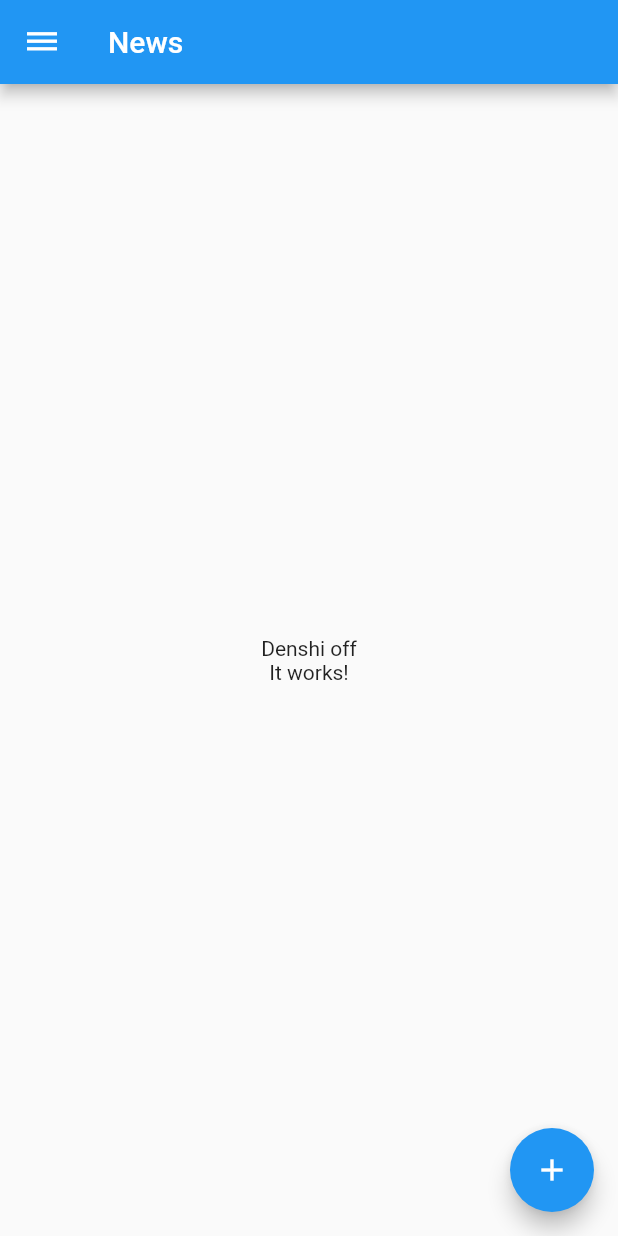
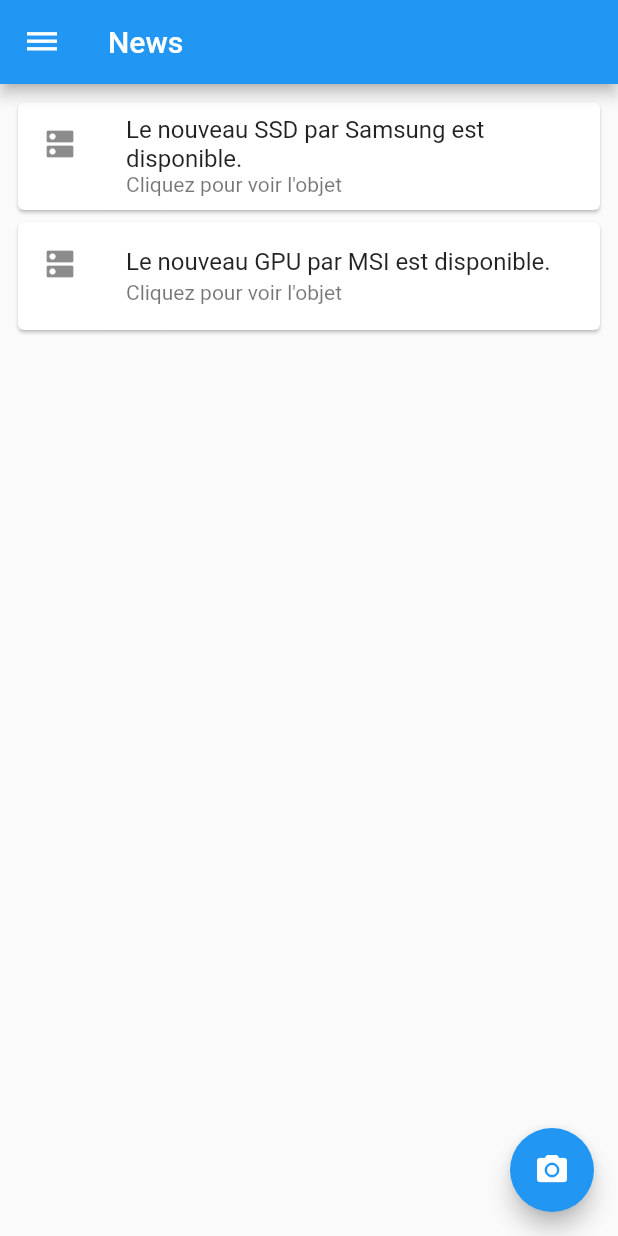
Before and after one commit to TheAlternateDoctor/Denshi-App, a Flutter app: the screen it shows after launch, on a phone screen of 412 x 824 dp. Run offline on Flutter 3.47's test engine with Material 2 defaults, Android fonts, the phone set to English and light mode, and no system bars.

Commit message:
Finalisation du Design de la page Actualité.

```diff
--- a/lib/news/NewsMain.dart
+++ b/lib/news/NewsMain.dart
@@ -1,7 +1,7 @@
 import 'package:flutter/material.dart';
 import 'package:denshi/utils/MenuTiroir.dart';
 
-class NewsMain extends StatefulWidget{
+class NewsMain extends StatefulWidget {
   NewsMain({Key key, this.title}) : super(key: key);
   final String title;
   @override
@@ -10,12 +10,8 @@ class NewsMain extends StatefulWidget{
 
 class _NewsMainState extends State<NewsMain> {
 
-  String messagetext = "Denshi off";
-  bool text = false;
-
   void grabNews() {
-    setState(() {
-    });
+    setState(() {});
   }
 
   @override
@@ -31,64 +27,65 @@ class _NewsMainState extends State<NewsMain> {
         // Here we take the value from the MyHomePage object that was created by
         // the App.build method, and use it to set our appbar title.
         leading: IconButton(
-            icon: Icon(Icons.dehaze),
-            onPressed: MenuTiroir.showMenu
-          ),
+            icon: Icon(Icons.dehaze), onPressed: MenuTiroir.showMenu),
         title: Text(widget.title),
       ),
       body: GestureDetector(
-              onVerticalDragEnd: (DragEndDetails details) {
-                    MenuTiroir.showMenu();
-                  },
-              child: Center(
+        onVerticalDragEnd: (DragEndDetails details) {
+          MenuTiroir.showMenu();
+        },
         // Center is a layout widget. It takes a single child and positions it
         // in the middle of the parent.
-
-        child: Column(
-          // Column is also layout widget. It takes a list of children and
-          // arranges them vertically. By default, it sizes itself to fit its
-          // children horizontally, and tries to be as tall as its parent.
-          //
-          // Invoke "debug painting" (press "p" in the console, choose the
-          // "Toggle Debug Paint" action from the Flutter Inspector in Android
-          // Studio, or the "Toggle Debug Paint" command in Visual Studio Code)
-          // to see the wireframe for each widget.
-          //
-          // Column has various properties to control how it sizes itself and
-          // how it positions its children. Here we use mainAxisAlignment to
-          // center the children vertically; the main axis here is the vertical
-          // axis because Columns are vertical (the cross axis would be
-          // horizontal).
-          mainAxisAlignment: MainAxisAlignment.center,
-          children: <Widget>[
-            Text(
-              messagetext,
-            ),
-            Text(
-              "It works!"
-            ),
-          ],
-        ),
+        child: ListView(padding: EdgeInsets.all(8.0),
+          children: getNews()
+              )
       ),
-            ),
       floatingActionButton: FloatingActionButton(
-        onPressed: seekText,
+        onPressed: launchScanner,
         tooltip: 'Increment',
-        child: Icon(Icons.add),
+        child: Icon(Icons.camera_alt),
       ), // This trailing comma makes auto-formatting nicer for build methods.
     );
   }
 
-  void seekText(){
-    setState(() {
-      if(text == false){
-        messagetext = "Denshi On";
-        text = true;
-      }
-      else{
-        messagetext = "Denshi Off";
-        text = false;
-      }
-    });
+  void launchScanner() {
+    debugPrint("Let's launch the barcode Scanner");
+  }
+
+  List<Widget> getNews(){
+    return <Widget>[
+          Card(
+            child: InkWell(
+              splashColor: Colors.blue.withAlpha(30),
+              onTap: () {/* ... */},
+              child: Column(
+                mainAxisSize: MainAxisSize.min,
+                children: <Widget>[
+                  const ListTile(
+                    leading: Icon(Icons.dns),
+                    title: Text('Le nouveau SSD par Samsung est disponible.'),
+                    subtitle: Text('Cliquez pour voir l\'objet'),
+                  )
+                ],
+              ),
+            ),
+          ),
+          Card(
+            child: InkWell(
+              splashColor: Colors.blue.withAlpha(30),
+              onTap: () {/* ... */},
+              child: Column(
+                mainAxisSize: MainAxisSize.min,
+                children: <Widget>[
+                  const ListTile(
+                    leading: Icon(Icons.dns),
+                    title: Text('Le nouveau GPU par MSI est disponible.'),
+                    subtitle: Text('Cliquez pour voir l\'objet'),
+                  )
+                ],
+              ),
+            ),
+          ),
+    ];
   }
 }
```
Also changed, not shown: 1 other file.
